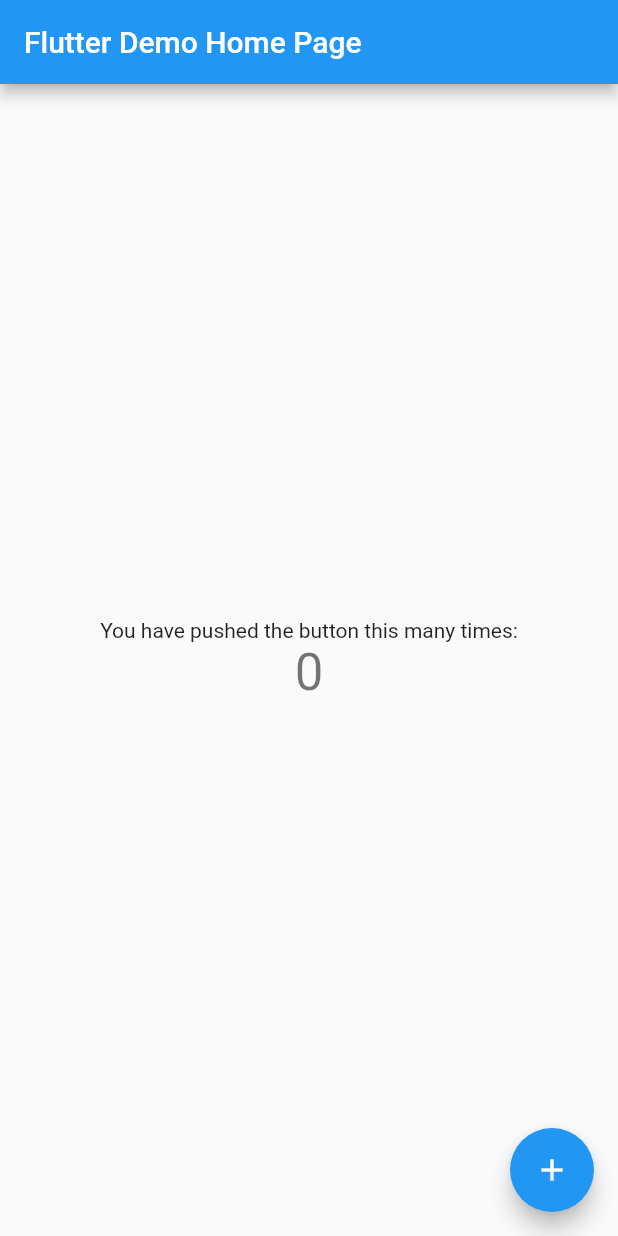
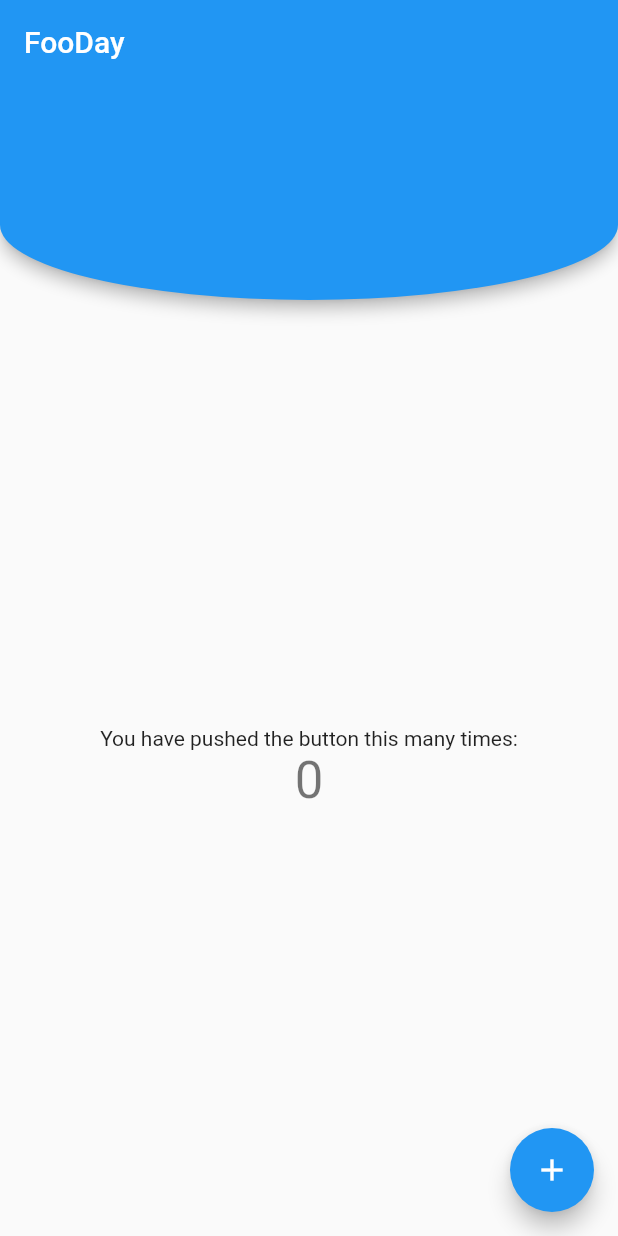
Before and after one commit to Serhii-Myroshnychenko/fooday_web_app, a Flutter app: the screen it shows after launch, on a phone screen of 412 x 824 dp. Run offline on Flutter 3.47's test engine with Material 2 defaults, Android fonts, the phone set to English and light mode, and no system bars.

Commit message:
Update main.dart
new AppBar(edited header)

```diff
--- a/lib/main.dart
+++ b/lib/main.dart
@@ -9,20 +9,13 @@ class MyApp extends StatelessWidget {
   @override
   Widget build(BuildContext context) {
     return MaterialApp(
-      title: 'Flutter Demo',
+      title: 'FooDay',
+
       theme: ThemeData(
-        // This is the theme of your application.
-        //
-        // Try running your application with "flutter run". You'll see the
-        // application has a blue toolbar. Then, without quitting the app, try
-        // changing the primarySwatch below to Colors.green and then invoke
-        // "hot reload" (press "r" in the console where you ran "flutter run",
-        // or simply save your changes to "hot reload" in a Flutter IDE).
-        // Notice that the counter didn't reset back to zero; the application
-        // is not restarted.
+
         primarySwatch: Colors.blue,
       ),
-      home: MyHomePage(title: 'Flutter Demo Home Page'),
+      home: MyHomePage(title: 'FooDay'),
     );
   }
 }
@@ -68,11 +61,18 @@ class _MyHomePageState extends State<MyHomePage> {
     // fast, so that you can just rebuild anything that needs updating rather
     // than having to individually change instances of widgets.
     return Scaffold(
-      appBar: AppBar(
-        // Here we take the value from the MyHomePage object that was created by
-        // the App.build method, and use it to set our appbar title.
-        title: Text(widget.title),
+      appBar: PreferredSize(
+          preferredSize: Size.fromHeight(200.0),
+          child: AppBar(
+            title: Text(widget.title),
+            shape: RoundedRectangleBorder(
+              borderRadius: new BorderRadius.vertical(
+                bottom: new Radius.elliptical(MediaQuery.of(context).size.width, 100.0)
+              )
+            ),
+          )
       ),
+
       body: Center(
         // Center is a layout widget. It takes a single child and positions it
         // in the middle of the parent.
```
